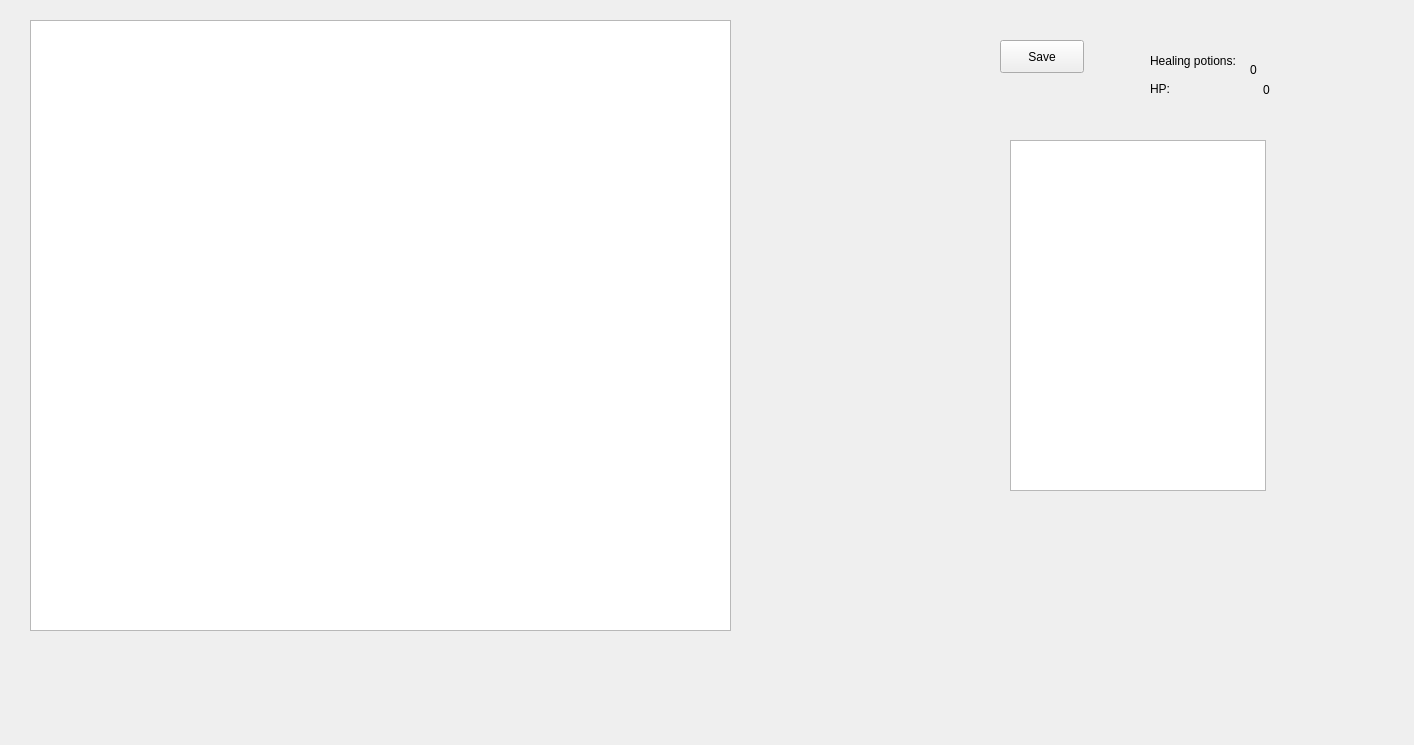
Old version of the form widget.ui in the repository Shihad/roguelike.
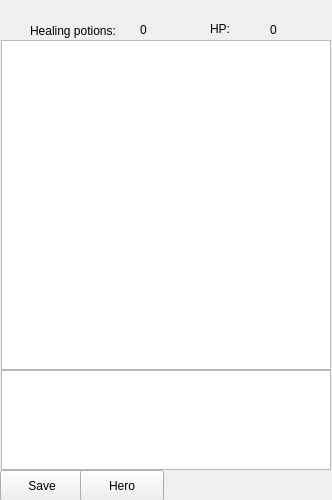
New version of the form.

What changed in the file:
```diff
--- a/widget.ui
+++ b/widget.ui
@@ -6,8 +6,8 @@
    <rect>
     <x>0</x>
     <y>0</y>
-    <width>1414</width>
-    <height>745</height>
+    <width>332</width>
+    <height>500</height>
    </rect>
   </property>
   <property name="focusPolicy">
@@ -19,12 +19,18 @@
   <widget class="QGraphicsView" name="graphicsView">
    <property name="geometry">
     <rect>
-     <x>30</x>
-     <y>20</y>
-     <width>701</width>
-     <height>611</height>
+     <x>1</x>
+     <y>40</y>
+     <width>330</width>
+     <height>330</height>
     </rect>
    </property>
+   <property name="sizePolicy">
+    <sizepolicy hsizetype="Fixed" vsizetype="Fixed">
+     <horstretch>0</horstretch>
+     <verstretch>0</verstretch>
+    </sizepolicy>
+   </property>
    <property name="focusPolicy">
     <enum>Qt::ClickFocus</enum>
    </property>
@@ -32,8 +38,8 @@
   <widget class="QLabel" name="label">
    <property name="geometry">
     <rect>
-     <x>1150</x>
-     <y>40</y>
+     <x>30</x>
+     <y>10</y>
      <width>101</width>
      <height>41</height>
     </rect>
@@ -45,8 +51,8 @@
   <widget class="QLabel" name="label_2">
    <property name="geometry">
     <rect>
-     <x>1250</x>
-     <y>60</y>
+     <x>140</x>
+     <y>20</y>
      <width>54</width>
      <height>20</height>
     </rect>
@@ -58,9 +64,9 @@
   <widget class="QLabel" name="label_3">
    <property name="geometry">
     <rect>
-     <x>1150</x>
-     <y>80</y>
-     <width>101</width>
+     <x>210</x>
+     <y>20</y>
+     <width>41</width>
      <height>17</height>
     </rect>
    </property>
@@ -71,8 +77,8 @@
   <widget class="QLabel" name="label_4">
    <property name="geometry">
     <rect>
-     <x>1263</x>
-     <y>80</y>
+     <x>270</x>
+     <y>20</y>
      <width>41</width>
      <height>20</height>
     </rect>
@@ -84,26 +90,39 @@
   <widget class="QTextBrowser" name="textBrowser">
    <property name="geometry">
     <rect>
-     <x>1010</x>
-     <y>140</y>
-     <width>256</width>
-     <height>351</height>
+     <x>1</x>
+     <y>370</y>
+     <width>330</width>
+     <height>100</height>
     </rect>
    </property>
   </widget>
   <widget class="QPushButton" name="save">
    <property name="geometry">
     <rect>
-     <x>1000</x>
-     <y>40</y>
+     <x>0</x>
+     <y>470</y>
      <width>84</width>
-     <height>33</height>
+     <height>31</height>
     </rect>
    </property>
    <property name="text">
     <string>Save</string>
    </property>
   </widget>
+  <widget class="QPushButton" name="hero_dialog_btn">
+   <property name="geometry">
+    <rect>
+     <x>80</x>
+     <y>470</y>
+     <width>84</width>
+     <height>31</height>
+    </rect>
+   </property>
+   <property name="text">
+    <string>Hero</string>
+   </property>
+  </widget>
  </widget>
  <layoutdefault spacing="6" margin="11"/>
  <resources/>
```
